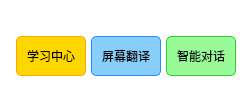
This is UI_File/floating_window.ui in Lyghrock/Programming-Practice-2025-Spring-Project as Qt 5 draws it before an edit. The edited form follows.
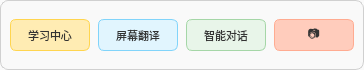
This is the edited form.

What changed in the file:
```diff
--- a/UI_File/floating_window.ui
+++ b/UI_File/floating_window.ui
@@ -6,66 +6,38 @@
    <rect>
     <x>0</x>
     <y>0</y>
-    <width>250</width>
-    <height>80</height>
-   </rect>
-  </property>
-  <property name="styleSheet">
-   <string notr="true">background-color: transparent;</string>
-  </property>
-  <layout class="QVBoxLayout" name="verticalLayout">
-   <property name="spacing">
-    <number>0</number>
-   </property>
-   <property name="contentsMargins">
-    <rect>
-     <left>0</left>
-     <top>0</top>
-     <right>0</right>
-     <bottom>0</bottom>
-    </rect>
-   </property>
-   <item>
-    <widget class="QLabel" name="drag_area">
-     <property name="minimumSize">
-      <size>
-       <width>0</width>
-       <height>20</height>
-      </size>
-     </property>
-     <property name="maximumSize">
-      <size>
-       <width>16777215</width>
-       <height>20</height>
-      </size>
-     </property>
-     <property name="text">
-      <string> 桌面助手 (拖动此处移动)</string>
-     </property>
+                <width>320</width>
+                <height>70</height>
+            </rect>
+        </property>
+        <property name="windowFlags">
+            <set>Qt::FramelessWindowHint|Qt::WindowStaysOnTopHint|Qt::Tool</set>
+        </property>
      <property name="styleSheet">
-      <string notr="true">color: white;
-font-size: 9pt;
-padding-left: 5px;</string>
-     </property>
-    </widget>
-   </item>
-   <item>
+            <string>
+                background-color: rgba(250, 250, 250, 230);
+                border-radius: 8px;
+                border: 1px solid #D0D0D0;
+            </string>
+        </property>
     <layout class="QHBoxLayout" name="horizontalLayout">
      <property name="spacing">
-      <number>5</number>
+                <number>8</number>
      </property>
      <property name="leftMargin">
-      <number>5</number>
+                <number>10</number>
      </property>
      <property name="topMargin">
-      <number>5</number>
+                <number>10</number>
      </property>
      <property name="rightMargin">
-      <number>5</number>
+                <number>10</number>
      </property>
      <property name="bottomMargin">
-      <number>5</number>
-     </property>
+                <number>10</number>
+            </property>
+
+            <!-- 学习中心按钮 -->
      <item>
       <widget class="QPushButton" name="btn_study">
        <property name="text">
@@ -73,20 +45,29 @@
        </property>
        <property name="minimumSize">
         <size>
-         <width>70</width>
-         <height>40</height>
+                            <width>80</width>
+                            <height>32</height>
         </size>
        </property>
        <property name="styleSheet">
-        <string notr="true">QPushButton {
-    background-color: #FFD700;
-    border: 1px solid #FFA500;
-    border-radius: 5px;
-    padding: 5px;
-}
-QPushButton:hover {
-    background-color: #FFEC8B;
-}</string>
+                        <string>
+                            QPushButton { 
+                                background-color: #FFECB3; /* 柔和的米黄色 */
+                                border: 1px solid #FFD54F; 
+                                border-radius: 6px; 
+                                color: #333333; 
+                                font-size: 8pt; 
+                                font-family: "Microsoft YaHei UI", sans-serif; 
+                                font-weight: normal;
+                                padding: 4px;
+                            } 
+                            QPushButton:hover { 
+                                background-color: #FFE082; 
+                            } 
+                            QPushButton:pressed { 
+                                background-color: #FFD54F; 
+                            }
+                        </string>
        </property>
       </widget>
      </item>
@@ -97,20 +78,29 @@
        </property>
        <property name="minimumSize">
         <size>
-         <width>70</width>
-         <height>40</height>
+                            <width>80</width>
+                            <height>32</height>
         </size>
        </property>
        <property name="styleSheet">
-        <string notr="true">QPushButton {
-    background-color: #87CEFA;
-    border: 1px solid #1E90FF;
-    border-radius: 5px;
-    padding: 5px;
-}
-QPushButton:hover {
-    background-color: #B0E2FF;
-}</string>
+                        <string>
+                            QPushButton { 
+                                background-color: #E1F5FE; /* 柔和的淡蓝色 */
+                                border: 1px solid #81D4FA; 
+                                border-radius: 6px; 
+                                color: #333333; 
+                                font-size: 8pt; 
+                                font-family: "Microsoft YaHei UI", sans-serif; 
+                                font-weight: normal;
+                                padding: 4px;
+                            } 
+                            QPushButton:hover { 
+                                background-color: #B3E5FC; 
+                            } 
+                            QPushButton:pressed { 
+                                background-color: #81D4FA; 
+                            }
+                        </string>
        </property>
       </widget>
      </item>
@@ -121,24 +111,66 @@
        </property>
        <property name="minimumSize">
         <size>
-         <width>70</width>
-         <height>40</height>
+                            <width>80</width>
+                            <height>32</height>
         </size>
        </property>
        <property name="styleSheet">
-        <string notr="true">QPushButton {
-    background-color: #98FB98;
-    border: 1px solid #32CD32;
-    border-radius: 5px;
-    padding: 5px;
-}
-QPushButton:hover {
-    background-color: #C1FFC1;
-}</string>
+                        <string>
+                            QPushButton { 
+                                background-color: #E8F5E9; /* 柔和的淡绿色 */
+                                border: 1px solid #A5D6A7; 
+                                border-radius: 6px; 
+                                color: #333333; 
+                                font-size: 8pt; 
+                                font-family: "Microsoft YaHei UI", sans-serif; 
+                                font-weight: normal;
+                                padding: 4px;
+                            } 
+                            QPushButton:hover { 
+                                background-color: #C8E6C9; 
+                            } 
+                            QPushButton:pressed { 
+                                background-color: #A5D6A7; 
+                            }
+                        </string>
        </property>
       </widget>
      </item>
-    </layout>
+            
+            <!-- 新增截屏按钮 -->
+            <item>
+                <widget class="QPushButton" name="btn_screenshot">
+                    <property name="text">
+                        <string>📷</string>
+                    </property>
+                    <property name="minimumSize">
+                        <size>
+                            <width>80</width>
+                            <height>32</height>
+                        </size>
+                    </property>
+                    <property name="styleSheet">
+                        <string>
+                            QPushButton { 
+                                background-color: #FFCCBC; /* 柔和的橙色 */
+                                border: 1px solid #FFAB91; 
+                                border-radius: 6px; 
+                                color: #333333; 
+                                font-size: 9pt; 
+                                font-family: "Microsoft YaHei UI", sans-serif; 
+                                font-weight: normal;
+                                padding: 4px;
+                            } 
+                            QPushButton:hover { 
+                                background-color: #FFB74D; 
+                            } 
+                            QPushButton:pressed { 
+                                background-color: #FFA726; 
+                            }
+                        </string>
+                    </property>
+                </widget>
    </item>
   </layout>
  </widget>
```
Left out of the diff: 4 changed lines with no effect on the pictures. Lines whose indentation alone changed are shown as unchanged.
